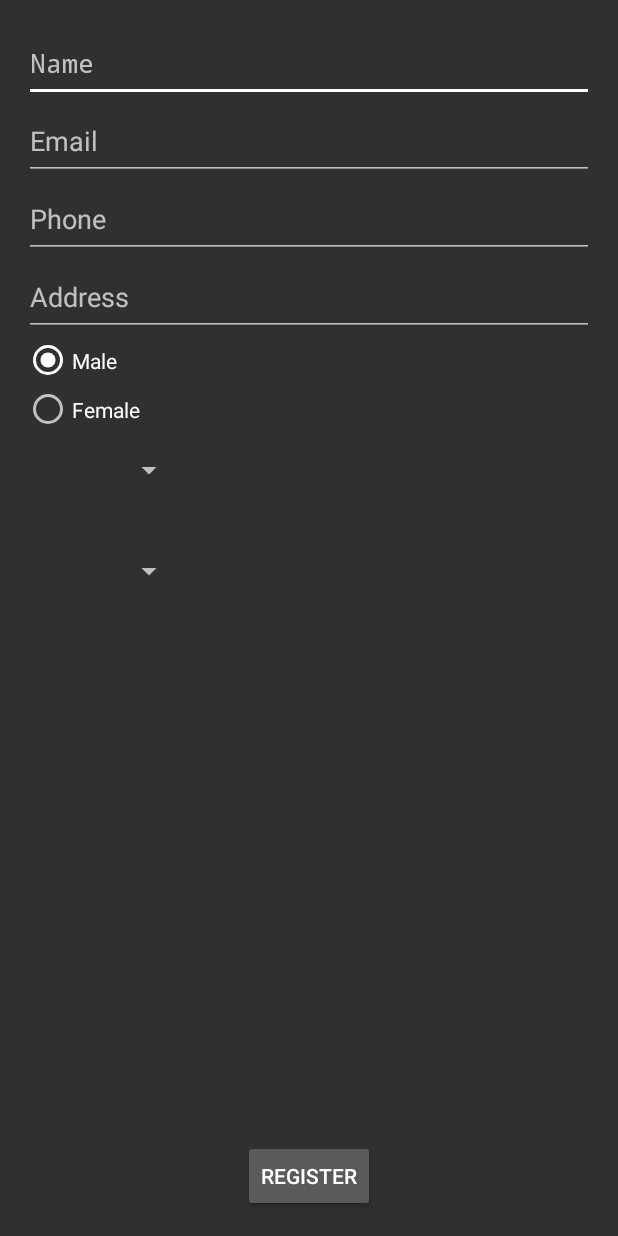
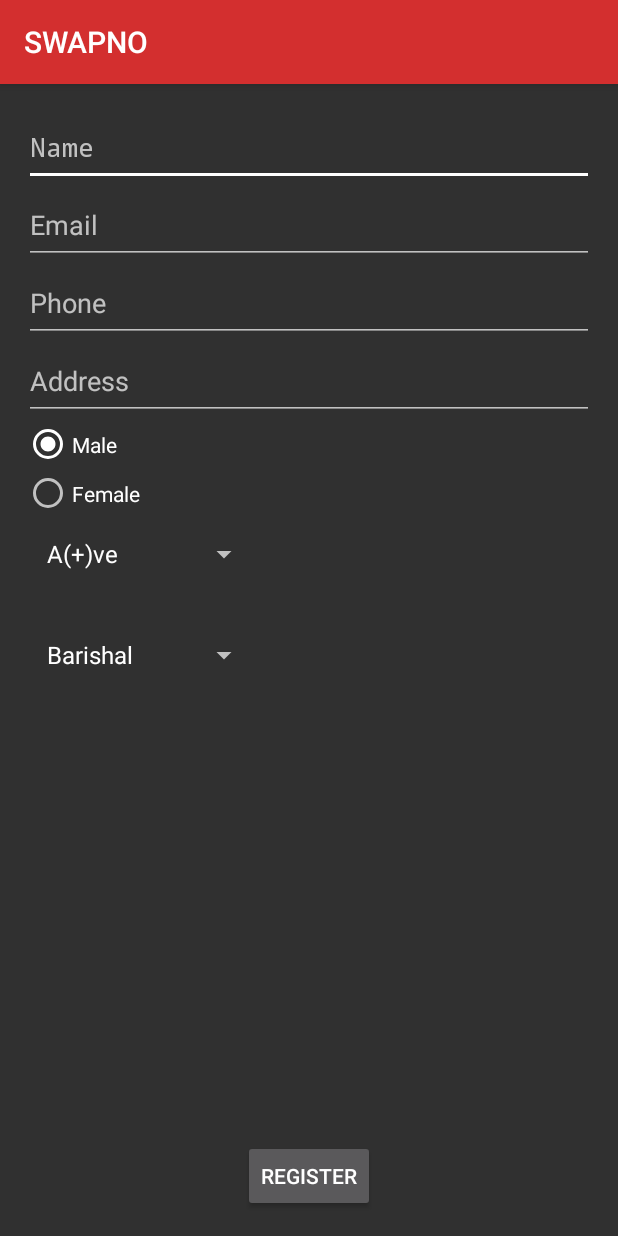
Before and after one commit to kh3laghar/learning, an Android app: the Register screen opened directly, with no data from a screen before it, on a phone screen of 412 x 824 dp. Run offline under Robolectric (Android 15) with nearby library versions, the phone set to English and light mode, and no system bars.

Commit message:
Configured Spinner

```diff
--- a/app/src/main/AndroidManifest.xml
+++ b/app/src/main/AndroidManifest.xml
@@ -34,13 +34,7 @@
         <activity android:name=".activity.AddUser">
 
         </activity>
-        <activity android:name=".AfterLoginHome">
 
-        </activity>
-        <activity android:name=".SearchHome">
-
-        </activity>
-        <activity android:name=".AddUser"></activity>
     </application>
 
 </manifest>
--- a/app/src/main/java/com/asm_linksys/learning/activity/AfterLoginHome.java
+++ b/app/src/main/java/com/asm_linksys/learning/activity/AfterLoginHome.java
@@ -50,9 +50,9 @@ public class AfterLoginHome extends AppCompatActivity {
         /**
          * Initiate Toolbar
          */
-        toolbar = (Toolbar) findViewById(R.id.toolbar);
+      /*  toolbar = (Toolbar) findViewById(R.id.toolbar);
         setSupportActionBar(toolbar);
-        // Toolbar Line Code ended
+        // Toolbar Line Code ended*/
         mHandler = new Handler();
 
 
--- a/app/src/main/java/com/asm_linksys/learning/activity/ForgetPassword.java
+++ b/app/src/main/java/com/asm_linksys/learning/activity/ForgetPassword.java
@@ -1,7 +1,7 @@
 package com.asm_linksys.learning.activity;
 
-import android.app.Activity;
 import android.os.Bundle;
+import android.support.v7.app.AppCompatActivity;
 import android.widget.Button;
 import android.widget.EditText;
 
@@ -11,7 +11,7 @@ import com.asm_linksys.learning.R;
  * Created by Md. Asiful Haque on 11/10/2016.
  */
 
-public class ForgetPassword extends Activity {
+public class ForgetPassword extends AppCompatActivity {
     EditText forgetUserName;
     Button submitButton;
     @Override
--- a/app/src/main/java/com/asm_linksys/learning/activity/LoginHome.java
+++ b/app/src/main/java/com/asm_linksys/learning/activity/LoginHome.java
@@ -1,8 +1,8 @@
 package com.asm_linksys.learning.activity;
 
-import android.app.Activity;
 import android.content.Intent;
 import android.os.Bundle;
+import android.support.v7.app.AppCompatActivity;
 import android.view.View;
 import android.widget.Button;
 
@@ -12,7 +12,7 @@ import com.asm_linksys.learning.R;
  * Created by Md. Asiful Haque on 11/9/2016.
  */
 
-public class LoginHome extends Activity {
+public class LoginHome extends AppCompatActivity {
     Button forgetPassword, login, registerToHome;
 
     @Override
--- a/app/src/main/java/com/asm_linksys/learning/activity/Register.java
+++ b/app/src/main/java/com/asm_linksys/learning/activity/Register.java
@@ -1,10 +1,13 @@
 package com.asm_linksys.learning.activity;
 
-import android.app.Activity;
 import android.os.Bundle;
+import android.support.v7.app.AppCompatActivity;
+import android.view.View;
+import android.widget.AdapterView;
 import android.widget.ArrayAdapter;
 import android.widget.Button;
 import android.widget.Spinner;
+import android.widget.Toast;
 
 import com.asm_linksys.learning.R;
 
@@ -12,23 +15,63 @@ import com.asm_linksys.learning.R;
  * Created by Md. Asiful Haque on 11/9/2016.
  */
 
-public class Register extends Activity {
-    Spinner bloodGroupArray, districtArray;
-    Button registerButton;
+public class Register extends AppCompatActivity {
+    private Spinner bloodGroupArraySpinner, districtArraySpinner;
+    private Button registerButton;
+    private
     ArrayAdapter<CharSequence> bloodGroupAddapter, districtGroupAdapter;
     @Override
     protected void onCreate(Bundle savedInstanceState) {
         super.onCreate(savedInstanceState);
         setContentView(R.layout.activity_register);
-        bloodGroupArray = (Spinner) findViewById(R.id.bloodGroupSpinner);
-        bloodGroupAddapter = ArrayAdapter.createFromResource(this, R.array.BloogGroup, android.R.layout.simple_spinner_item);
+
+        /*
+
+        Blood Group Array Spinner Configuration
+         */
+        bloodGroupArraySpinner = (Spinner) findViewById(R.id.bloodGroupSpinnerRegisterHome);
+        bloodGroupAddapter = ArrayAdapter.createFromResource(this, R.array.BloogGroupArray, android.R.layout.simple_spinner_item);
         bloodGroupAddapter.setDropDownViewResource(android.R.layout.simple_spinner_item);
-        bloodGroupArray.setAdapter(districtGroupAdapter);
+        bloodGroupArraySpinner.setAdapter(bloodGroupAddapter);
+        bloodGroupArraySpinner.setOnItemSelectedListener(new AdapterView.OnItemSelectedListener() {
+            @Override
+            public void onItemSelected(AdapterView<?> parent, View view, int position, long id) {
+                Toast.makeText(getBaseContext(), parent.getItemIdAtPosition(position) + "Selected Blood Group", Toast.LENGTH_SHORT).show();
+            }
 
-        districtArray = (Spinner) findViewById(R.id.selectDistrictSpinner);
+            @Override
+            public void onNothingSelected(AdapterView<?> parent) {
+
+            }
+        });
+        /*
+            District Selection Spinner Configuration
+
+         */
+        districtArraySpinner = (Spinner) findViewById(R.id.districtSpinnerRegisterHome);
         districtGroupAdapter = ArrayAdapter.createFromResource(this, R.array.DistrictSelection, android.R.layout.simple_spinner_item);
         districtGroupAdapter.setDropDownViewResource(android.R.layout.simple_spinner_item);
-        districtArray.setAdapter(districtGroupAdapter);
+        districtArraySpinner.setAdapter(districtGroupAdapter);
+        districtArraySpinner.setOnItemSelectedListener(new AdapterView.OnItemSelectedListener() {
+            @Override
+            public void onItemSelected(AdapterView<?> parent, View view, int position, long id) {
+                Toast.makeText(getBaseContext(), parent.getItemIdAtPosition(position) + "Selected District", Toast.LENGTH_SHORT).show();
+            }
 
+            @Override
+            public void onNothingSelected(AdapterView<?> parent) {
+
+            }
+        });
+
+        registerButton = (Button) findViewById(R.id.registerButtonRegisterHome);
+        registerButton.setOnClickListener(new View.OnClickListener() {
+            @Override
+            public void onClick(View v) {
+                Toast.makeText(Register.this, "Register", Toast.LENGTH_LONG).show();
+            }
+        });
     }
+
+
 }
--- a/app/src/main/java/com/asm_linksys/learning/activity/SearchHome.java
+++ b/app/src/main/java/com/asm_linksys/learning/activity/SearchHome.java
@@ -1,7 +1,7 @@
 package com.asm_linksys.learning.activity;
 
-import android.app.Activity;
 import android.os.Bundle;
+import android.support.v7.app.AppCompatActivity;
 import android.view.View;
 import android.widget.AdapterView;
 import android.widget.ArrayAdapter;
@@ -15,7 +15,7 @@ import com.asm_linksys.learning.R;
  * Created by Md. Asiful Haque on 11/23/2016.
  */
 
-public class SearchHome extends Activity implements AdapterView.OnItemSelectedListener {
+public class SearchHome extends AppCompatActivity implements AdapterView.OnItemSelectedListener {
     Button searchUser;
     Spinner spinnerDistrictSelection;
     Spinner spinnerBloodGroupSelection;
@@ -39,7 +39,7 @@ public class SearchHome extends Activity implements AdapterView.OnItemSelectedLi
          * Second Spinner
          */
         spinnerBloodGroupSelection = (Spinner) findViewById(R.id.selectBloogGroupSpinner);
-        adapterBloodGroup = ArrayAdapter.createFromResource(this, R.array.BloogGroup, android.R.layout.simple_spinner_item);
+        adapterBloodGroup = ArrayAdapter.createFromResource(this, R.array.BloogGroupArray, android.R.layout.simple_spinner_item);
         adapterBloodGroup.setDropDownViewResource(android.R.layout.simple_spinner_item);
         spinnerBloodGroupSelection.setAdapter(adapterBloodGroup);
         spinnerBloodGroupSelection.setOnItemSelectedListener(this);
--- a/app/src/main/res/layout/activity_register.xml
+++ b/app/src/main/res/layout/activity_register.xml
@@ -106,7 +106,7 @@
     </LinearLayout>
 
     <Button
-        android:id="@+id/RegisterButton"
+        android:id="@+id/registerButtonRegisterHome"
         android:layout_width="wrap_content"
         android:layout_height="wrap_content"
         android:layout_alignParentBottom="true"
@@ -116,7 +116,7 @@
     <LinearLayout
         android:layout_width="match_parent"
         android:layout_height="wrap_content"
-        android:layout_above="@+id/RegisterButton"
+        android:layout_above="@+id/registerButtonRegisterHome"
         android:layout_alignParentLeft="true"
         android:layout_alignParentStart="true"
         android:orientation="horizontal">
@@ -133,17 +133,17 @@
         android:layout_below="@+id/LinerLayoutFirst">
 
         <Spinner
-            android:id="@+id/districtSpinner"
-            android:layout_width="100dp"
+            android:id="@+id/districtSpinnerRegisterHome"
+            android:layout_width="150dp"
             android:layout_height="wrap_content"
-            android:layout_alignLeft="@+id/bloodGroupSpinner"
-            android:layout_alignStart="@+id/bloodGroupSpinner"
-            android:layout_below="@+id/bloodGroupSpinner"
+            android:layout_alignLeft="@+id/bloodGroupSpinnerRegisterHome"
+            android:layout_alignStart="@+id/bloodGroupSpinnerRegisterHome"
+            android:layout_below="@+id/bloodGroupSpinnerRegisterHome"
             android:layout_marginTop="43dp" />
 
         <Spinner
-            android:id="@+id/bloodGroupSpinner"
-            android:layout_width="100dp"
+            android:id="@+id/bloodGroupSpinnerRegisterHome"
+            android:layout_width="150dp"
             android:layout_height="wrap_content"
             android:layout_alignParentLeft="true"
             android:layout_alignParentStart="true"
--- a/app/src/main/res/values/strings.xml
+++ b/app/src/main/res/values/strings.xml
@@ -68,7 +68,7 @@
     <string name="action_logout">Logout</string>
     <string name="action_mark_all_read">Mark All as Read</string>
     <string name="privacy_policy">Privacy Policy</string>
-    <string-array name="BloogGroup">
+    <string-array name="BloogGroupArray">
         <item>A(+)ve</item>
         <item>A(-)ve</item>
         <item>B(+)ve</item>
```
Also changed, not shown: app/src/main/java/com/asm_linksys/learning/AddUser.java (deleted, +0 -10 lines), app/src/main/java/com/asm_linksys/learning/AfterLoginHome.java (deleted, +0 -37 lines), app/src/main/java/com/asm_linksys/learning/SearchHome.java (deleted, +0 -18 lines), app/src/main/java/com/asm_linksys/learning/activity/AddUser.java (+11 -2 lines), app/src/main/java/com/asm_linksys/learning/other/CircleTransform.java (deleted, +0 -57 lines).
